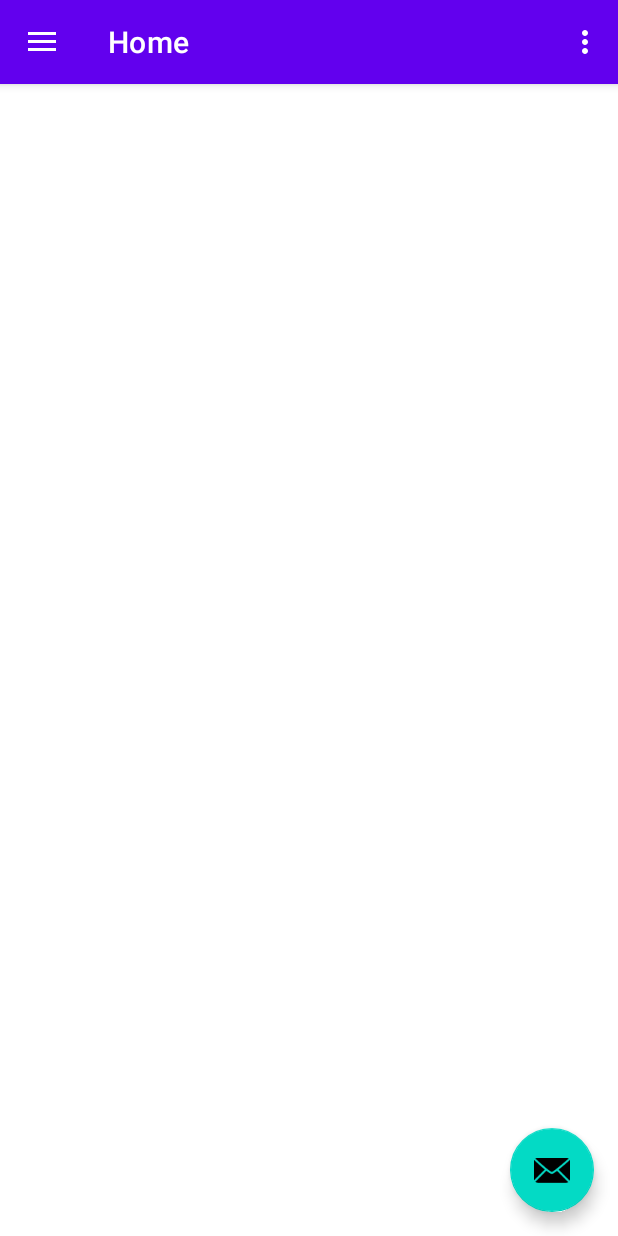
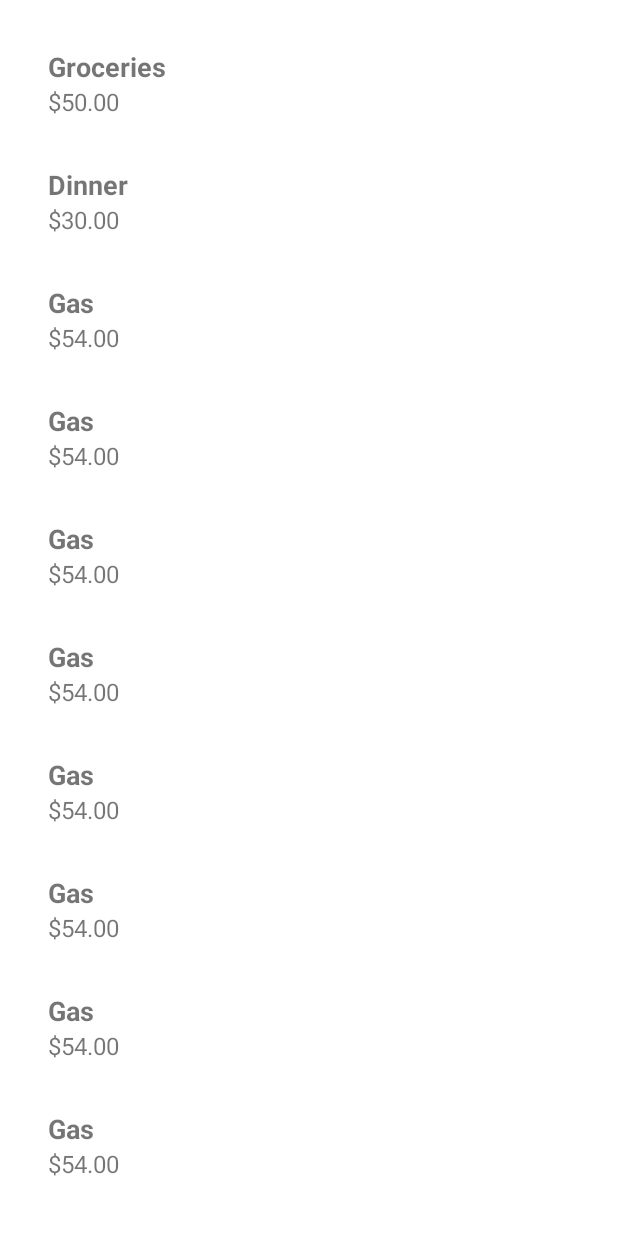
Before and after one commit to Pho3b/expense-tracker, an Android app: the screen it shows after launch (MainActivity before the commit, ExpenseListActivity after it), on a phone screen of 412 x 824 dp. Run offline under Robolectric (Android 15) with nearby library versions, the phone set to English and light mode, and no system bars; our stand-ins replace navigation-ui; 2 statements that could not run were skipped.

Commit message:
feat: added a POC for the expenses view visualization

```diff
--- a/app/build.gradle.kts
+++ b/app/build.gradle.kts
@@ -4,7 +4,7 @@ plugins {
 
 android {
     namespace = "com.example.expensetracker"
-    compileSdk = 33
+    compileSdk = 34
 
     defaultConfig {
         applicationId = "com.example.expensetracker"
--- a/app/src/main/AndroidManifest.xml
+++ b/app/src/main/AndroidManifest.xml
@@ -23,6 +23,12 @@
                 <category android:name="android.intent.category.LAUNCHER" />
             </intent-filter>
         </activity>
+        <activity
+            android:name=".activities.ExpenseListActivity"
+            android:label="@string/app_name"
+            android:theme="@style/Theme.ExpenseTracker.NoActionBar"
+            android:exported="true">
+        </activity>
     </application>
 
 </manifest>
--- a/app/src/main/java/com/example/expensetracker/MainActivity.java
+++ b/app/src/main/java/com/example/expensetracker/MainActivity.java
@@ -1,9 +1,13 @@
 package com.example.expensetracker;
 
+import android.content.Intent;
 import android.os.Bundle;
 import android.view.View;
 import android.view.Menu;
+import android.util.Log;
 
+import com.example.expensetracker.activities.ExpenseListActivity;
+import com.example.expensetracker.ui.expenses.ExpenseAdapter;
 import com.google.android.material.snackbar.Snackbar;
 import com.google.android.material.navigation.NavigationView;
 
@@ -13,6 +17,7 @@ import androidx.navigation.ui.AppBarConfiguration;
 import androidx.navigation.ui.NavigationUI;
 import androidx.drawerlayout.widget.DrawerLayout;
 import androidx.appcompat.app.AppCompatActivity;
+import androidx.recyclerview.widget.RecyclerView;
 
 import com.example.expensetracker.databinding.ActivityMainBinding;
 
@@ -20,6 +25,8 @@ public class MainActivity extends AppCompatActivity {
 
     private AppBarConfiguration mAppBarConfiguration;
     private ActivityMainBinding binding;
+    private RecyclerView recyclerView;
+    private ExpenseAdapter expenseAdapter;
 
     @Override
     protected void onCreate(Bundle savedInstanceState) {
@@ -47,6 +54,11 @@ public class MainActivity extends AppCompatActivity {
         NavController navController = Navigation.findNavController(this, R.id.nav_host_fragment_content_main);
         NavigationUI.setupActionBarWithNavController(this, navController, mAppBarConfiguration);
         NavigationUI.setupWithNavController(navigationView, navController);
+
+        // Starting the second activity
+        Log.d(this.getLocalClassName(), "Starting the second activity");
+        Intent intent = new Intent(MainActivity.this, ExpenseListActivity.class);
+        startActivity(intent);
     }
 
     @Override
--- /dev/null
+++ b/app/src/main/java/com/example/expensetracker/activities/ExpenseListActivity.java
@@ -0,0 +1,62 @@
+package com.example.expensetracker.activities;
+
+import android.os.Bundle;
+import androidx.appcompat.app.AppCompatActivity;
+import androidx.recyclerview.widget.LinearLayoutManager;
+import androidx.recyclerview.widget.RecyclerView;
+
+import com.example.expensetracker.R;
+import com.example.expensetracker.ui.expenses.Expense;
+import com.example.expensetracker.ui.expenses.ExpenseAdapter;
+
+import java.util.ArrayList;
+import java.util.List;
+
+public class ExpenseListActivity extends AppCompatActivity {
+
+    private RecyclerView recyclerView;
+    private ExpenseAdapter expenseAdapter;
+
+    @Override
+    protected void onCreate(Bundle savedInstanceState) {
+        super.onCreate(savedInstanceState);
+        setContentView(R.layout.activity_expense_list);
+
+        recyclerView = findViewById(R.id.recyclerView);
+
+        List<Expense> expenses = new ArrayList<>();
+        expenses.add(new Expense("Groceries", 50.0));
+        expenses.add(new Expense("Dinner", 30.0));
+        expenses.add(new Expense("Gas", 54.0));
+        expenses.add(new Expense("Gas", 54.0));
+        expenses.add(new Expense("Gas", 54.0));
+        expenses.add(new Expense("Gas", 54.0));
+        expenses.add(new Expense("Gas", 54.0));
+        expenses.add(new Expense("Gas", 54.0));
+        expenses.add(new Expense("Gas", 54.0));
+        expenses.add(new Expense("Gas", 54.0));
+        expenses.add(new Expense("Gas", 54.0));
+        expenses.add(new Expense("Gas", 54.0));
+        expenses.add(new Expense("Gas", 54.0));
+        expenses.add(new Expense("Gas", 54.0));
+        expenses.add(new Expense("Gas", 54.0));
+        expenses.add(new Expense("Gas", 54.0));
+        expenses.add(new Expense("Gas", 54.0));
+        expenses.add(new Expense("Gas", 54.0));
+        expenses.add(new Expense("Gas", 54.0));
+        expenses.add(new Expense("Gas", 54.0));
+        expenses.add(new Expense("Gas", 54.0));
+        expenses.add(new Expense("Gas", 54.0));
+        expenses.add(new Expense("Gas", 54.0));
+        expenses.add(new Expense("Gas", 54.0));
+        expenses.add(new Expense("Gas", 54.0));
+        expenses.add(new Expense("Gas", 54.0));
+        expenses.add(new Expense("Book", 12.0));
+        // Add more expenses as needed
+
+        expenseAdapter = new ExpenseAdapter(expenses);
+
+        recyclerView.setLayoutManager(new LinearLayoutManager(this));
+        recyclerView.setAdapter(expenseAdapter);
+    }
+}
--- a/app/src/main/java/com/example/expensetracker/ui/expenses/ExpenseItem.java
+++ b/app/src/main/java/com/example/expensetracker/ui/expenses/Expense.java
@@ -1,10 +1,10 @@
 package com.example.expensetracker.ui.expenses;
 
-public class ExpenseItem {
+public class Expense {
     private String name;
     private double amount;
 
-    public ExpenseItem(String name, double amount) {
+    public Expense(String name, double amount) {
         this.name = name;
         this.amount = amount;
     }
--- /dev/null
+++ b/app/src/main/java/com/example/expensetracker/ui/expenses/ExpenseAdapter.java
@@ -0,0 +1,52 @@
+package com.example.expensetracker.ui.expenses;
+
+import android.view.LayoutInflater;
+import android.view.View;
+import android.view.ViewGroup;
+import android.widget.TextView;
+
+import androidx.annotation.NonNull;
+import androidx.recyclerview.widget.RecyclerView;
+
+import java.util.List;
+
+import com.example.expensetracker.R;
+
+public class ExpenseAdapter extends RecyclerView.Adapter<ExpenseAdapter.ViewHolder> {
+
+    private List<Expense> expenses;
+
+    public ExpenseAdapter(List<Expense> expenses) {
+        this.expenses = expenses;
+    }
+
+    @NonNull
+    @Override
+    public ViewHolder onCreateViewHolder(@NonNull ViewGroup parent, int viewType) {
+        View view = LayoutInflater.from(parent.getContext()).inflate(R.layout.expense_item, parent, false);
+        return new ViewHolder(view);
+    }
+
+    @Override
+    public void onBindViewHolder(@NonNull ViewHolder holder, int position) {
+        Expense expense = expenses.get(position);
+        holder.expenseNameTextView.setText(expense.getName());
+        holder.expenseAmountTextView.setText(String.format("$%.2f", expense.getAmount()));
+    }
+
+    @Override
+    public int getItemCount() {
+        return expenses.size();
+    }
+
+    static class ViewHolder extends RecyclerView.ViewHolder {
+        TextView expenseNameTextView;
+        TextView expenseAmountTextView;
+
+        ViewHolder(View itemView) {
+            super(itemView);
+            expenseNameTextView = itemView.findViewById(R.id.expenseNameTextView);
+            expenseAmountTextView = itemView.findViewById(R.id.expenseAmountTextView);
+        }
+    }
+}
--- a/app/src/main/res/expenses_layout/expense_item.xml
+++ /dev/null
@@ -1,11 +0,0 @@
-<?xml version="1.0" encoding="utf-8"?>
-<LinearLayout xmlns:android="http://schemas.android.com/apk/res/android"
-    android:layout_width="match_parent" android:layout_height="wrap_content"
-    android:orientation="vertical" android:padding="16dp">
-
-    <TextView android:id="@+id/expenseNameTextView" android:layout_width="wrap_content"
-        android:layout_height="wrap_content" android:textSize="18sp" android:textStyle="bold" />
-
-    <TextView android:id="@+id/expenseAmountTextView" android:layout_width="wrap_content"
-        android:layout_height="wrap_content" android:textSize="16sp" />
-</LinearLayout>
--- /dev/null
+++ b/app/src/main/res/layout/activity_expense_list.xml
@@ -0,0 +1,19 @@
+<?xml version="1.0" encoding="utf-8"?>
+<RelativeLayout xmlns:android="http://schemas.android.com/apk/res/android"
+    xmlns:tools="http://schemas.android.com/tools"
+    android:layout_width="match_parent"
+    android:layout_height="match_parent"
+    android:paddingLeft="16dp"
+    android:paddingTop="16dp"
+    android:paddingRight="16dp"
+    android:paddingBottom="16dp"
+    tools:context=".activities.ExpenseListActivity">
+
+    <androidx.recyclerview.widget.RecyclerView
+        android:id="@+id/recyclerView"
+        android:layout_width="match_parent"
+        android:layout_height="match_parent"
+        android:layout_centerInParent="true"
+        android:scrollbars="vertical" />
+
+</RelativeLayout>
--- /dev/null
+++ b/app/src/main/res/layout/expense_item.xml
@@ -0,0 +1,20 @@
+<?xml version="1.0" encoding="utf-8"?>
+<LinearLayout xmlns:android="http://schemas.android.com/apk/res/android"
+    android:layout_width="match_parent"
+    android:layout_height="wrap_content"
+    android:orientation="vertical"
+    android:padding="16dp">
+
+    <TextView
+        android:id="@+id/expenseNameTextView"
+        android:layout_width="wrap_content"
+        android:layout_height="wrap_content"
+        android:textSize="18sp"
+        android:textStyle="bold" />
+
+    <TextView
+        android:id="@+id/expenseAmountTextView"
+        android:layout_width="wrap_content"
+        android:layout_height="wrap_content"
+        android:textSize="16sp" />
+</LinearLayout>
```
